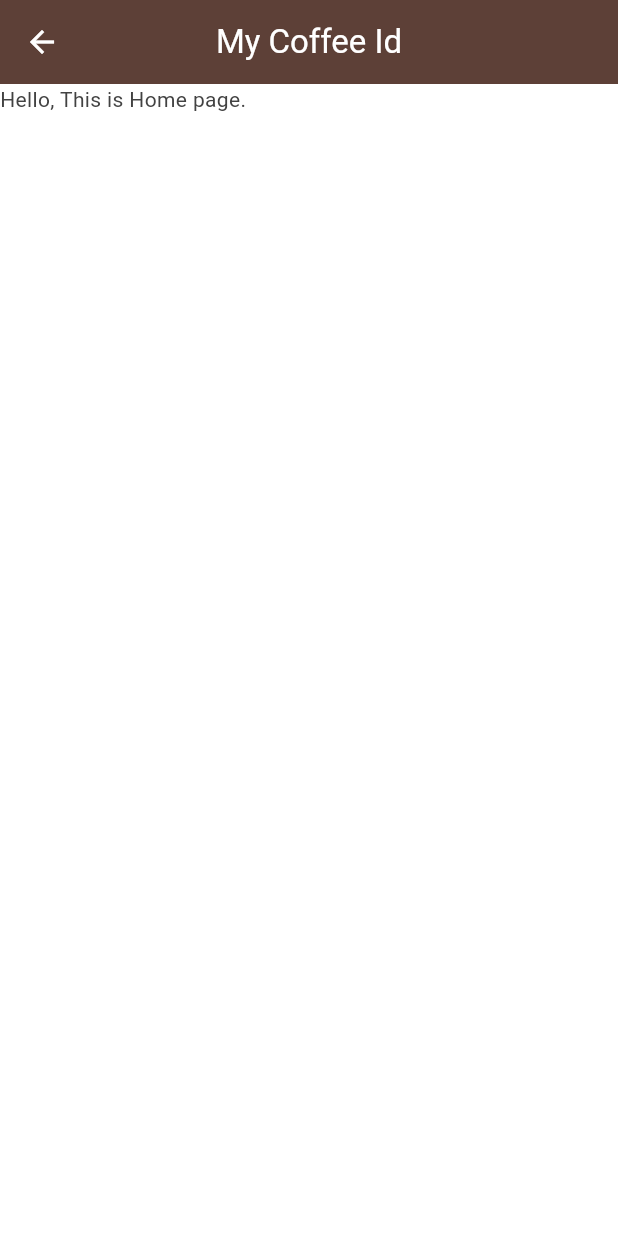
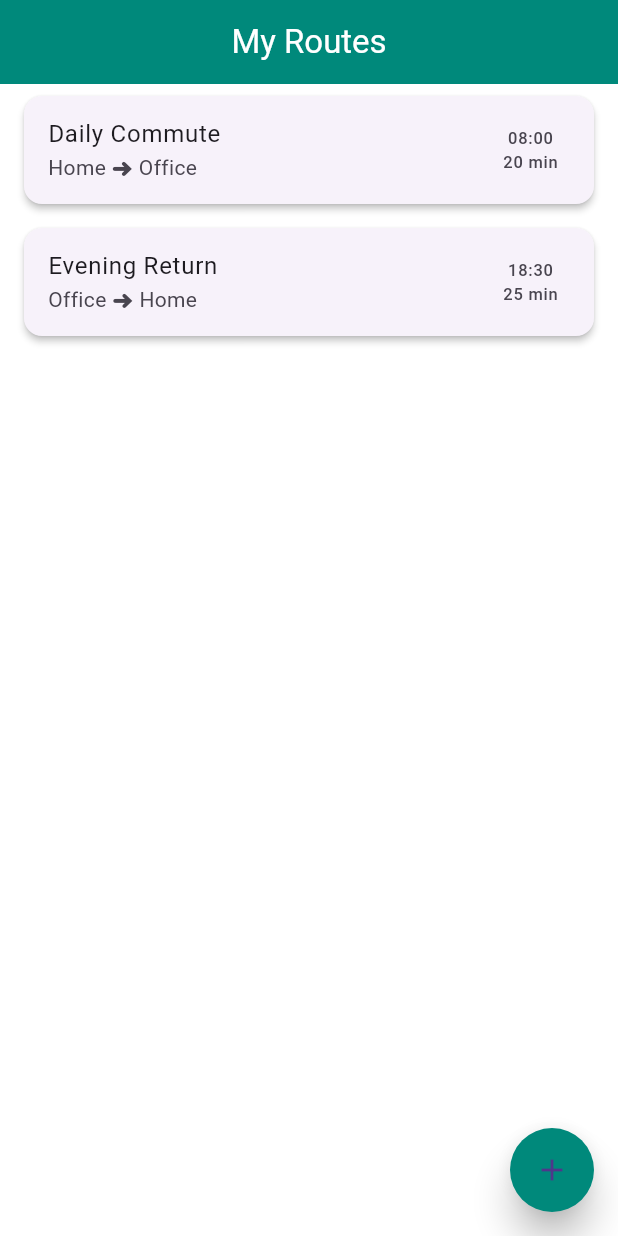
Before and after one commit to alexgantony/traffic_notifier, a Flutter app: the Home screen opened directly, on a phone screen of 412 x 824 dp. Run offline on Flutter 3.47's test engine with Material 3 defaults, Android fonts, the light colour scheme and no system bars.

```diff
--- a/frontend/lib/main.dart
+++ b/frontend/lib/main.dart
@@ -1,6 +1,8 @@
-import 'package:flutter/material.dart';
-import 'screens/login_page.dart';
-import 'app_theme.dart';
+import "package:flutter/material.dart";
+import "package:frontend/pages/add_route_page.dart";
+import "screens/login_page.dart";
+import "screens/home_page.dart";
+import "app_theme.dart";
 
 void main() {
   runApp(const TrafficNotifierApp());
@@ -12,10 +14,14 @@ class TrafficNotifierApp extends StatelessWidget {
   @override
   Widget build(BuildContext context) {
     return MaterialApp(
-      title: 'Traffic SMS Notifier',
+      title: "Traffic SMS Notifier",
       theme: AppTheme.lightTheme,
       home: const LoginPage(),
       debugShowCheckedModeBanner: false,
+      routes: {
+        "/home": (context) => const Home(),
+        "/add": (context) => const AddRoutePage(),
+      },
     );
   }
 }
--- a/frontend/lib/screens/home_page.dart
+++ b/frontend/lib/screens/home_page.dart
@@ -1,4 +1,6 @@
 import "package:flutter/material.dart";
+import "../app_colors.dart";
+import "package:frontend/models/route_model.dart";
 
 class Home extends StatelessWidget {
   const Home({super.key});
@@ -7,11 +9,58 @@ class Home extends StatelessWidget {
   Widget build(BuildContext context) {
     return Scaffold(
             appBar: AppBar(
-                title: const Text("My Coffee Id"),
-                backgroundColor: Colors.brown[700],
+                title: const Text("My Routes"),
+                backgroundColor: AppColors.primaryTeal,
                 centerTitle: true,
             ),
-            body: Text("Hello, This is Home page."),
+           body: ListView.builder(
+              itemCount: dummyRoutes.length,
+              itemBuilder: (context, index) {
+                final route = dummyRoutes[index];
+                return Card(
+                  elevation: 2,
+                  margin: const EdgeInsets.symmetric(horizontal: 16, vertical: 8),
+                  child: ListTile(
+                    title: Text(route.routeLabel),
+                    subtitle: Text("${route.sourceAddress} ➜ ${route.destinationAddress}"),
+                    trailing: Column(
+                      mainAxisAlignment: MainAxisAlignment.center,
+                      children: [
+                        Text(route.alertTime),
+                        Text("${route.delayThreshold} min"),
+                      ],
+                    ),
+                  ),
+                );
+              },
+            ),
+            floatingActionButton: FloatingActionButton(onPressed: () {
+              Navigator.pushNamed(context, "/add");
+            },
+            shape: const CircleBorder(),
+            elevation: 10,
+            backgroundColor: AppColors.primaryTeal,
+            child: const Icon(Icons.add),
+            ),
         );
   }
 }
+
+final List<RouteModel> dummyRoutes = [
+  RouteModel(
+    id: 1,
+    sourceAddress: "Home",
+    destinationAddress: "Office",
+    routeLabel: "Daily Commute",
+    delayThreshold: 20,
+    alertTime: "08:00", // must match format you plan to use from API
+  ),
+  RouteModel(
+    id: 2,
+    sourceAddress: "Office",
+    destinationAddress: "Home",
+    routeLabel: "Evening Return",
+    delayThreshold: 25,
+    alertTime: "18:30",
+  ),
+];
--- a/frontend/lib/screens/login_page.dart
+++ b/frontend/lib/screens/login_page.dart
@@ -1,5 +1,5 @@
-import 'package:flutter/material.dart';
-import '../app_colors.dart';
+import "package:flutter/material.dart";
+import "../app_colors.dart";
 
 class LoginPage extends StatelessWidget {
   const LoginPage({super.key});
@@ -46,7 +46,7 @@ Widget build(BuildContext context) {
                 const Text(
                   "Traffic SMS Notifier",
                   style: TextStyle(
-                    fontFamily: 'Roboto',
+                    fontFamily: "Roboto",
                     fontSize: 20,
                     fontWeight: FontWeight.w600,
                     color: AppColors.darkText,
@@ -55,27 +55,29 @@ Widget build(BuildContext context) {
                 const SizedBox(height: 24),
                 TextField(
                   controller: emailController,
-                  decoration: const InputDecoration(hintText: 'Email'),
+                  decoration: const InputDecoration(hintText: "Email"),
                 ),
                 const SizedBox(height: 16),
                 TextField(
                   controller: passwordController,
                   obscureText: true,
-                  decoration: const InputDecoration(hintText: 'Password'),
+                  decoration: const InputDecoration(hintText: "Password"),
                 ),
                 const SizedBox(height: 24),
                 SizedBox(
                   width: double.infinity,
                   height: 48,
                   child: ElevatedButton(
-                    onPressed: () {},
-                    child: const Text('LOG IN'),
+                    onPressed: () {
+                      Navigator.pushNamed(context, "/home");
+                    },
+                    child: const Text("LOG IN"),
                   ),
                 ),
                 const SizedBox(height: 12),
                 TextButton(
                   onPressed: () {},
-                  child: const Text('Forgot password?'),
+                  child: const Text("Forgot password?"),
                 ),
               ],
             ),
```
Also changed, not shown: frontend/lib/models/route_model.dart (added, +28 -0 lines), frontend/lib/pages/add_route_page.dart (added, +21 -0 lines).
